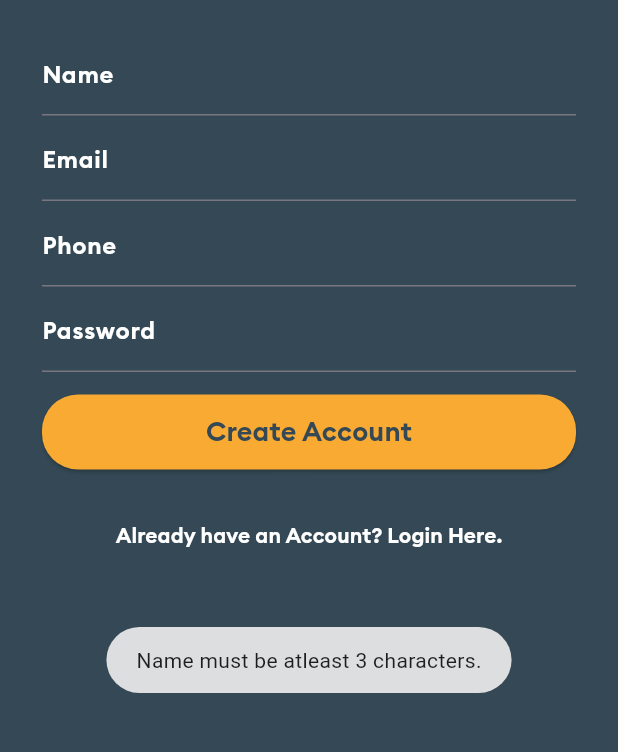
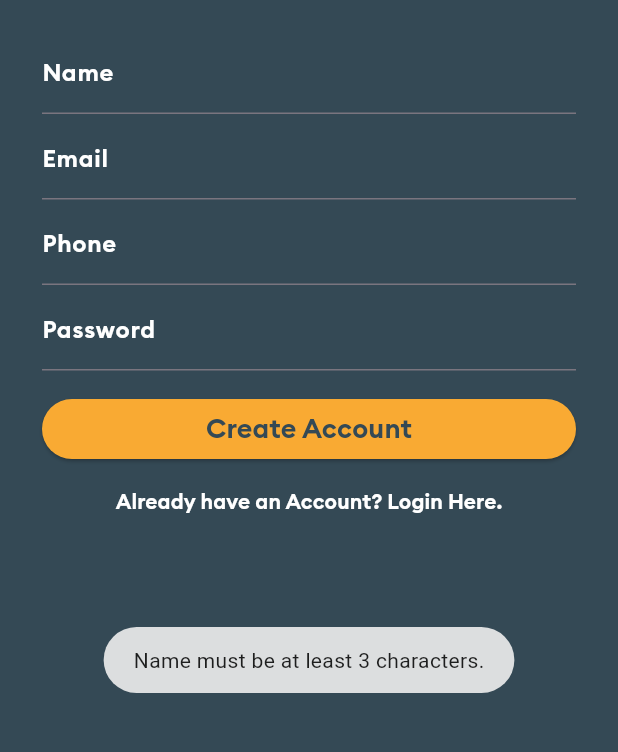
Before and after one commit to Mary-yumm/gomatch, a Flutter app: the SignupScreen screen opened by its route, after a tap on "Create Account", on a phone screen of 412 x 824 dp, the part 447-1199 px from its top. Run offline on Flutter 3.47's test engine with Material 3 defaults, Android fonts, the phone set to English and light mode, and no system bars; our stand-ins replace firebase_auth, firebase_core, firebase_database, fluttertoast; accounts and stored records are empty.

Commit message:
update code by using modular approach

```diff
--- a/lib/main.dart
+++ b/lib/main.dart
@@ -1,18 +1,15 @@
-import 'package:firebase_database/firebase_database.dart';
+import 'package:firebase_core/firebase_core.dart'; // Import Firebase Core
 import 'package:flutter/material.dart';
 import 'package:gomatch/screens/home_screen.dart';
 import 'package:gomatch/screens/login_screen.dart';
 import 'package:gomatch/screens/signup_screen.dart';
-import 'package:firebase_core/firebase_core.dart'; // Import Firebase Core
-
+import 'package:gomatch/utils/firebase_ref.dart'; // Import usersRef from firebase_ref.dart
 
 void main() async {
   WidgetsFlutterBinding.ensureInitialized();
   await Firebase.initializeApp();
   runApp(const MyApp());
 }
-
-DatabaseReference usersRef = FirebaseDatabase.instance.ref().child("users");
 
 class MyApp extends StatelessWidget {
   const MyApp({super.key});
@@ -29,9 +26,9 @@
       ),
       initialRoute: LoginScreen.idScreen,
       routes: {
-        SignupScreen.idScreen:(context) => SignupScreen(),
-        LoginScreen.idScreen:(context)=> LoginScreen(),
-        HomeScreen.idScreen:(context)=>HomeScreen()
+        SignupScreen.idScreen: (context) => SignupScreen(),
+        LoginScreen.idScreen: (context) => LoginScreen(),
+        HomeScreen.idScreen: (context) => HomeScreen(),
       },
     );
   }
--- /dev/null
+++ b/lib/providers/signup_service.dart
@@ -0,0 +1,57 @@
+import 'package:firebase_auth/firebase_auth.dart';
+import 'package:flutter/material.dart';
+import 'package:fluttertoast/fluttertoast.dart';
+import 'package:gomatch/screens/home_screen.dart';
+import 'package:gomatch/utils/firebase_ref.dart'; // Assuming you have defined usersRef here
+
+class SignupService {
+  static final FirebaseAuth _firebaseAuth = FirebaseAuth.instance;
+
+  static Future<void> registerNewUser(
+    BuildContext context,
+    String name,
+    String email,
+    String phone,
+    String password,
+  ) async {
+    if (name.length < 3) {
+      _displayToastMessage("Name must be at least 3 characters.", context);
+    } else if (!email.contains("@")) {
+      _displayToastMessage("Email address is not valid.", context);
+    } else if (phone.isEmpty) {
+      _displayToastMessage("Phone number is mandatory.", context);
+    } else if (password.length < 6) {
+      _displayToastMessage("Password must be at least 6 characters.", context);
+    } else {
+      try {
+        UserCredential userCredential = await _firebaseAuth
+            .createUserWithEmailAndPassword(email: email, password: password);
+
+        User? firebaseUser = userCredential.user;
+        if (firebaseUser != null) {
+          Map<String, String> userDataMap = {
+            "name": name.trim(),
+            "email": email.trim(),
+            "phone": phone.trim(),
+          };
+          usersRef.child(firebaseUser.uid).set(userDataMap);
+
+          _displayToastMessage("Congratulations, your account has been created.", context);
+          Navigator.pushAndRemoveUntil(
+            context,
+            MaterialPageRoute(builder: (context) => HomeScreen()),
+            (route) => false,
+          );
+        } else {
+          _displayToastMessage("New user account has not been created.", context);
+        }
+      } catch (e) {
+        _displayToastMessage("Error: $e", context);
+      }
+    }
+  }
+
+  static void _displayToastMessage(String message, BuildContext context) {
+    Fluttertoast.showToast(msg: message);
+  }
+}
--- a/lib/screens/home_screen.dart
+++ b/lib/screens/home_screen.dart
@@ -9,7 +9,12 @@
   Widget build(BuildContext context) {
     return Scaffold(
       appBar: AppBar(
-        title: const Text("Home"), // AppBar title
+        title: const Text(
+          "Home",
+          style:TextStyle(
+            color: Colors.white,
+          )
+        ), // AppBar title
         backgroundColor: AppColors.primaryColor, // You can customize the color
       ),
       body: const Center(
--- a/lib/screens/signup_screen.dart
+++ b/lib/screens/signup_screen.dart
@@ -1,19 +1,16 @@
-import 'package:firebase_auth/firebase_auth.dart';
 import 'package:flutter/material.dart';
-import 'package:fluttertoast/fluttertoast.dart';
-import 'package:gomatch/main.dart';
-import 'package:gomatch/screens/home_screen.dart';
-import 'package:gomatch/screens/login_screen.dart';
 import 'package:gomatch/utils/colors.dart';
+import 'package:gomatch/providers/signup_service.dart';
+import 'package:gomatch/widgets/signup_text_field.dart';
 
-// ignore: must_be_immutable
 class SignupScreen extends StatelessWidget {
   SignupScreen({super.key});
   static const String idScreen = "SignUp";
-  TextEditingController nameTextEditingController = TextEditingController();
-  TextEditingController emailTextEditingController = TextEditingController();
-  TextEditingController phoneTextEditingController = TextEditingController();
-  TextEditingController passwordTextEditingController = TextEditingController();
+
+  final TextEditingController nameTextEditingController = TextEditingController();
+  final TextEditingController emailTextEditingController = TextEditingController();
+  final TextEditingController phoneTextEditingController = TextEditingController();
+  final TextEditingController passwordTextEditingController = TextEditingController();
 
   @override
   Widget build(BuildContext context) {
@@ -35,103 +32,29 @@
                 padding: const EdgeInsets.all(20.0),
                 child: Column(
                   children: [
-                    const SizedBox(
-                      height: 1.0,
+                    SignupTextField(
+                      controller: nameTextEditingController,
+                      labelText: "Name",
                     ),
-                    TextField(
-                      controller: nameTextEditingController,
-                      keyboardType: TextInputType.text,
-                      decoration: const InputDecoration(
-                        labelText: "Name",
-                        labelStyle: TextStyle(
-                          fontSize: 16.0,
-                          color: Colors.white, //label color
-                        ),
-                        hintStyle: TextStyle(
-                          color: Colors.white, //hint color
-                          fontSize: 10.0,
-                        ),
-                      ),
-                      style: const TextStyle(
-                        fontSize: 16.0,
-                        color: Colors.white, //Typed text color
-                      ),
+                    const SizedBox(height: 1.0),
+                    SignupTextField(
+                      controller: emailTextEditingController,
+                      labelText: "Email",
+                      keyboardType: TextInputType.emailAddress,
                     ),
-
-                    const SizedBox(
-                      height: 1.0,
+                    const SizedBox(height: 1.0),
+                    SignupTextField(
+                      controller: phoneTextEditingController,
+                      labelText: "Phone",
+                      keyboardType: TextInputType.phone,
                     ),
-                    TextField(
-                      controller: emailTextEditingController,
-                      keyboardType: TextInputType.emailAddress,
-                      decoration: const InputDecoration(
-                        labelText: "Email",
-                        labelStyle: TextStyle(
-                          fontSize: 16.0,
-                          color: Colors.white, //label color
-                        ),
-                        hintStyle: TextStyle(
-                          color: Colors.white, //hint color
-                          fontSize: 10.0,
-                        ),
-                      ),
-                      style: const TextStyle(
-                        fontSize: 16.0,
-                        color: Colors.white, //Typed text color
-                      ),
+                    const SizedBox(height: 1.0),
+                    SignupTextField(
+                      controller: passwordTextEditingController,
+                      labelText: "Password",
+                      isPassword: true,
                     ),
-
-                    const SizedBox(
-                      height: 1.0,
-                    ),
-                    TextField(
-                      controller: phoneTextEditingController,
-                      keyboardType: TextInputType.phone,
-                      decoration: const InputDecoration(
-                        labelText: "Phone",
-                        labelStyle: TextStyle(
-                          fontSize: 16.0,
-                          color: Colors.white, //label color
-                        ),
-                        hintStyle: TextStyle(
-                          color: Colors.white, //hint color
-                          fontSize: 10.0,
-                        ),
-                      ),
-                      style: const TextStyle(
-                        fontSize: 16.0,
-                        color: Colors.white, //Typed text color
-                      ),
-                    ),
-
-                    const SizedBox(
-                      height: 1.0,
-                    ),
-                    TextField(
-                      controller: passwordTextEditingController,
-                      obscureText: true,
-                      decoration: const InputDecoration(
-                        labelText: "Password",
-                        labelStyle: TextStyle(
-                          fontSize: 16.0,
-                          color: Colors.white, //Label color
-                        ),
-                        hintStyle: TextStyle(
-                          color: Colors.white, //hint text color
-                          fontSize: 10.0,
-                        ),
-                      ),
-                      style: const TextStyle(
-                        fontSize: 16.0,
-                        color: Colors.white, //Typed text color
-                      ),
-                    ),
-
-                    const SizedBox(
-                      height: 15.0,
-                    ), // space between containers
-
-                    // Updated to ElevatedButton
+                    const SizedBox(height: 15.0),
                     ElevatedButton(
                       style: ElevatedButton.styleFrom(
                         backgroundColor: AppColors.secondaryColor,
@@ -140,58 +63,33 @@
                           borderRadius: BorderRadius.circular(24.0),
                         ),
                       ),
-                      child: Container(
-                        height: 50.0,
-                        child: const Center(
-                          child: Text(
-                            "Create Account",
-                            style: TextStyle(
-                                fontSize: 18.0, fontFamily: "Brand Bold"),
-                          ),
+                      onPressed: () {
+                        SignupService.registerNewUser(
+                          context,
+                          nameTextEditingController.text,
+                          emailTextEditingController.text,
+                          phoneTextEditingController.text,
+                          passwordTextEditingController.text,
+                        );
+                      },
+                      child: const Center(
+                        child: Text(
+                          "Create Account",
+                          style: TextStyle(fontSize: 18.0, fontFamily: "Brand Bold"),
                         ),
                       ),
+                    ),
+                    TextButton(
                       onPressed: () {
-                        if (nameTextEditingController.text.length < 3) {
-                          displayToastMessage(
-                              "Name must be atleast 3 characters.", context);
-                        } else if (!emailTextEditingController.text
-                            .contains("@")) {
-                          displayToastMessage(
-                              "Email address is not valid", context);
-                        } else if (phoneTextEditingController.text.isEmpty) {
-                          displayToastMessage(
-                              "Phone Number is mandatory", context);
-                        } else if (passwordTextEditingController.text.length <
-                            6) {
-                          displayToastMessage(
-                              "Password must be atleast 6 characters.",
-                              context);
-                        } else {
-                          registerNewUser(context);
-                        }
-
-                        //print("Login button clicked");
+                        Navigator.pushNamedAndRemoveUntil(
+                            context, 'LoginScreen', (route) => false);
                       },
+                      style: TextButton.styleFrom(
+                        foregroundColor: Colors.white,
+                      ),
+                      child: const Text("Already have an Account? Login Here."),
                     ),
                   ],
-                ),
-              ),
-              TextButton(
-                onPressed: () {
-                  Navigator.pushAndRemoveUntil(
-                    context,
-                    MaterialPageRoute(
-                        builder: (context) =>
-                            const LoginScreen()), // Create a route to SignupScreen
-                    (Route<dynamic> route) =>
-                        false, // Remove all previous routes
-                  );
-                },
-                style: TextButton.styleFrom(
-                  foregroundColor: Colors.white, // Set the text color to white
-                ),
-                child: const Text(
-                  "Already have an Account? Login Here.",
                 ),
               ),
             ],
@@ -200,53 +98,4 @@
       ),
     );
   }
-
-  final FirebaseAuth _firebaseAuth = FirebaseAuth.instance;
-
-  Future<void> registerNewUser(BuildContext context) async {
-    try {
-      // Create a new user
-      UserCredential userCredential =
-          await _firebaseAuth.createUserWithEmailAndPassword(
-        email: emailTextEditingController.text,
-        password: passwordTextEditingController.text,
-      );
-
-      User? firebaseUser =
-          userCredential.user; // Get the user from UserCredential
-
-      if (firebaseUser != null) {
-        // User successfully registered
-        // You can navigate to the next screen or show a success message here
-        Map userDataMap = {
-          "name": nameTextEditingController.text.trim(),
-          "email": emailTextEditingController.text.trim(),
-          "phone": phoneTextEditingController.text.trim(),
-        };
-        usersRef.child(firebaseUser.uid).set(userDataMap);
-        displayToastMessage(
-            "Congratulations, your account has been created", context);
-        Navigator.pushAndRemoveUntil(
-          context,
-          MaterialPageRoute(
-              builder: (context) =>
-                  HomeScreen()), // Create a route to HomeScreen
-          (route) => false,
-        );
-      } else {
-        // User registration failed
-        // Show an error message here
-        displayToastMessage("New user account has not been created.", context);
-      }
-    } catch (e) {
-      // Handle errors (e.g., invalid email, weak password, etc.)
-      //print("Error: $e");
-      // Show an error message to the user
-      displayToastMessage("Error: " + e.toString(), context);
-    }
-  }
-
-  displayToastMessage(String message, BuildContext context) {
-    Fluttertoast.showToast(msg: message);
-  }
 }
--- /dev/null
+++ b/lib/utils/firebase_ref.dart
@@ -0,0 +1,3 @@
+import 'package:firebase_database/firebase_database.dart';
+
+final DatabaseReference usersRef = FirebaseDatabase.instance.ref().child("users");
--- /dev/null
+++ b/lib/widgets/signup_text_field.dart
@@ -0,0 +1,31 @@
+import 'package:flutter/material.dart';
+
+class SignupTextField extends StatelessWidget {
+  final TextEditingController controller;
+  final String labelText;
+  final TextInputType? keyboardType;
+  final bool isPassword;
+
+  const SignupTextField({
+    super.key,
+    required this.controller,
+    required this.labelText,
+    this.keyboardType,
+    this.isPassword = false,
+  });
+
+  @override
+  Widget build(BuildContext context) {
+    return TextField(
+      controller: controller,
+      keyboardType: keyboardType,
+      obscureText: isPassword,
+      decoration: InputDecoration(
+        labelText: labelText,
+        labelStyle: const TextStyle(fontSize: 16.0, color: Colors.white),
+        hintStyle: const TextStyle(color: Colors.white, fontSize: 10.0),
+      ),
+      style: const TextStyle(fontSize: 16.0, color: Colors.white),
+    );
+  }
+}
```
